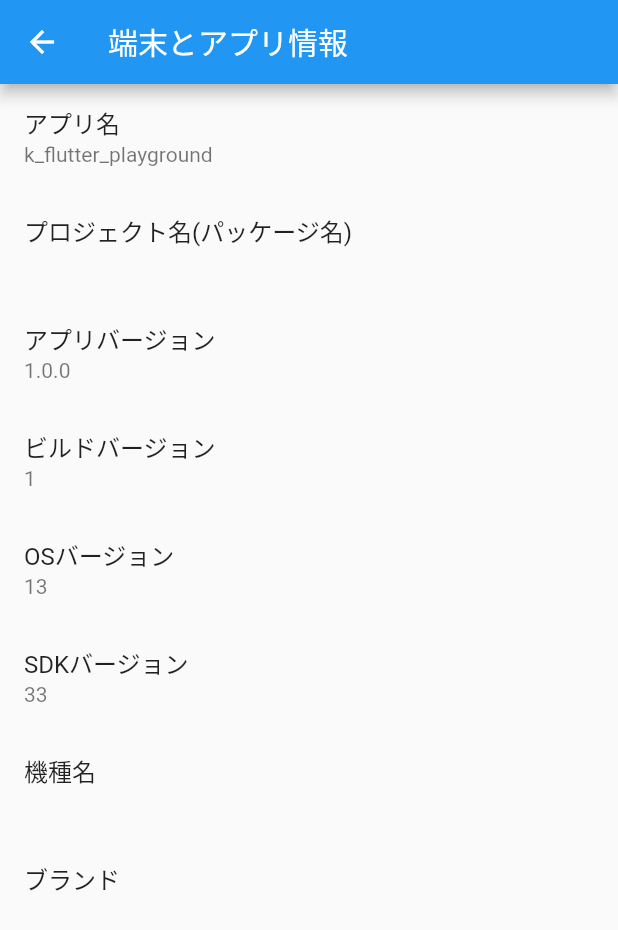
After one commit to kentomiya89/k_flutter_playground, a Flutter app: the screen it shows after launch, after a tap on "端末とアプリ情報", on a phone screen of 412 x 824 dp. The commit adds this screen. Shown: the top 930 px of the screen. Run offline on Flutter 3.47's test engine with Material 2 defaults, Android fonts, the phone set to English and light mode, and no system bars; our stand-ins replace device_info_plus, flutter_hooks, hooks_riverpod, package_info_plus; missing offline and left inert: ferry, gql_http_link, simple_logger.

Commit message:
feat: getting device and package info sample

```diff
--- a/lib/main_riverpod.dart
+++ b/lib/main_riverpod.dart
@@ -1,10 +1,33 @@
+import 'package:device_info_plus/device_info_plus.dart';
 import 'package:flutter/material.dart';
 import 'package:hooks_riverpod/hooks_riverpod.dart';
+import 'package:package_info_plus/package_info_plus.dart';
 
 import 'app.dart';
+import 'samples/device_and_packge_info/device_info_provider.dart';
+import 'samples/device_and_packge_info/package_info_provider.dart';
 
-void main() {
+Future<void> main() async {
+  WidgetsFlutterBinding.ensureInitialized();
+  late BaseDeviceInfo deviceInfo;
+  late PackageInfo packageInfo;
+
+  await Future.wait([
+    Future(() async {
+      deviceInfo = await DeviceInfoPlugin().deviceInfo;
+    }),
+    Future(() async {
+      packageInfo = await PackageInfo.fromPlatform();
+    }),
+  ]);
+
   runApp(
-    const ProviderScope(child: PlaygroundApp()),
+    ProviderScope(
+      overrides: [
+        deviceInfoProvider.overrideWithValue(deviceInfo),
+        packageInfoProvider.overrideWithValue(packageInfo),
+      ],
+      child: const PlaygroundApp(),
+    ),
   );
 }
--- /dev/null
+++ b/lib/samples/device_and_packge_info/device_and_package_info_screen.dart
@@ -0,0 +1,66 @@
+import 'dart:io';
+
+import 'package:device_info_plus/device_info_plus.dart';
+import 'package:flutter/material.dart';
+import 'package:hooks_riverpod/hooks_riverpod.dart';
+
+import 'device_info_provider.dart';
+import 'package_info_provider.dart';
+
+final deviceAndPackgeInfoListProvider =
+    Provider.autoDispose<List<MapEntry<String, String>>>((ref) {
+  final device = ref.watch(deviceInfoProvider);
+  final package = ref.watch(packageInfoProvider);
+
+  final packageInfoList = [
+    MapEntry('アプリ名', package.appName),
+    MapEntry('プロジェクト名(パッケージ名)', package.packageName),
+    MapEntry('アプリバージョン', package.version),
+    MapEntry('ビルドバージョン', package.buildNumber),
+  ];
+
+  if (Platform.isAndroid) {
+    final androidInfo = device as AndroidDeviceInfo;
+    return [
+      ...packageInfoList,
+      MapEntry('OSバージョン', androidInfo.version.release!),
+      MapEntry('SDKバージョン', androidInfo.version.sdkInt!.toString()),
+      MapEntry('機種名', androidInfo.device!),
+      MapEntry('ブランド', androidInfo.brand!),
+    ];
+  } else if (Platform.isIOS) {
+    final iosInfo = device as IosDeviceInfo;
+    return [
+      ...packageInfoList,
+      MapEntry('OSバージョン', iosInfo.systemVersion!),
+      MapEntry('機種名', iosInfo.utsname.machine!),
+    ];
+  } else {
+    return [
+      ...packageInfoList,
+    ];
+  }
+});
+
+class DeviceAndPackageInfoSampleScreen extends HookConsumerWidget {
+  const DeviceAndPackageInfoSampleScreen({Key? key}) : super(key: key);
+
+  @override
+  Widget build(BuildContext context, WidgetRef ref) {
+    final deviceInfoList = ref.watch(deviceAndPackgeInfoListProvider);
+    return Scaffold(
+      appBar: AppBar(
+        title: const Text('端末とアプリ情報'),
+      ),
+      body: ListView.builder(
+        itemCount: deviceInfoList.length,
+        itemBuilder: (context, index) {
+          return ListTile(
+            title: Text(deviceInfoList[index].key),
+            subtitle: Text(deviceInfoList[index].value),
+          );
+        },
+      ),
+    );
+  }
+}
--- /dev/null
+++ b/lib/samples/device_and_packge_info/device_info_provider.dart
@@ -0,0 +1,6 @@
+import 'package:device_info_plus/device_info_plus.dart';
+import 'package:hooks_riverpod/hooks_riverpod.dart';
+
+final deviceInfoProvider = Provider<BaseDeviceInfo>(
+  (_) => throw UnimplementedError(),
+);
--- /dev/null
+++ b/lib/samples/device_and_packge_info/package_info_provider.dart
@@ -0,0 +1,6 @@
+import 'package:hooks_riverpod/hooks_riverpod.dart';
+import 'package:package_info_plus/package_info_plus.dart';
+
+final packageInfoProvider = Provider<PackageInfo>(
+  (ref) => throw UnimplementedError(),
+);
--- a/lib/samples/playground_list_screen.dart
+++ b/lib/samples/playground_list_screen.dart
@@ -1,4 +1,5 @@
 import 'package:flutter/material.dart';
+import 'package:k_flutter_playground/samples/device_and_packge_info/device_and_package_info_screen.dart';
 import 'package:k_flutter_playground/samples/example_graphql/example_graphql_screen.dart';
 import 'package:k_flutter_playground/samples/text_field_sample/with_clear_button/screen/text_field_with_clear_button_screen.dart';
 import 'package:k_flutter_playground/widget/playground_list.dart';
@@ -40,6 +41,10 @@ class PlaygroundListScreen extends StatelessWidget {
               title: 'ポケモンAPI(GraphQL)',
               page: PokemonScreen(),
             ),
+            PlaygroundListTile(
+              title: '端末とアプリ情報',
+              page: DeviceAndPackageInfoSampleScreen(),
+            ),
           ],
         ),
       ),
--- a/pubspec.yaml
+++ b/pubspec.yaml
@@ -25,6 +25,7 @@ dependencies:
   # The following adds the Cupertino Icons font to your application.
   # Use with the CupertinoIcons class for iOS style icons.
   cupertino_icons: any
+  device_info_plus: ^3.2.1
   ferry: ^0.10.4
   ferry_flutter: ^0.5.4
   flutter:
@@ -32,7 +33,9 @@ dependencies:
   flutter_hooks: ^0.18.2
   gql_http_link: ^0.4.0
   hooks_riverpod: ^1.0.1
+  package_info_plus: ^1.3.0
   simple_logger: ^1.9.0
+  version: ^2.0.0
 
 dev_dependencies:
   build_runner: ^2.1.7
```
Also changed, not shown: pubspec.lock, 6 other files.
